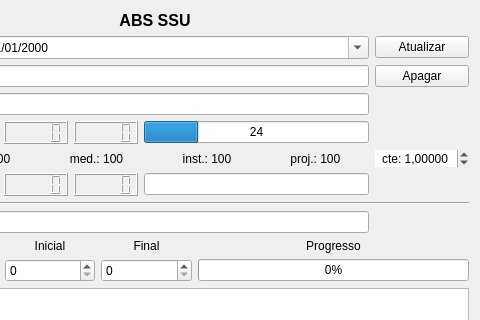
Old version of the form absequipment.ui in the repository luizpaulorosaabrantes/dtech; both pictures show x 170 to 650 and y 0 to 320 of the 650 by 500 pixel window.
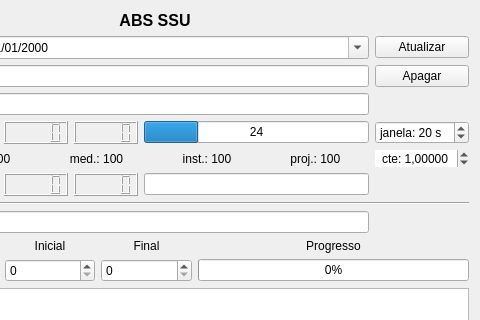
New version of the form.

```diff
--- a/absequipment.ui
+++ b/absequipment.ui
@@ -385,6 +385,25 @@
        </item>
       </layout>
      </item>
+     <item row="5" column="3">
+      <widget class="QSpinBox" name="janelaSpinBox">
+       <property name="suffix">
+        <string> s</string>
+       </property>
+       <property name="prefix">
+        <string>janela: </string>
+       </property>
+       <property name="minimum">
+        <number>10</number>
+       </property>
+       <property name="maximum">
+        <number>60</number>
+       </property>
+       <property name="value">
+        <number>20</number>
+       </property>
+      </widget>
+     </item>
     </layout>
    </item>
   </layout>
```
